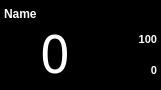
This is gui/monitor/monitor.ui in MariuszSuchenek/MVM_GUI_test2 as Qt 5 draws it before an edit. The edited form follows.
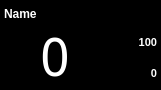
This is the edited form.

Commit message: Dynamic fonts for monitors

Patch:
```diff
--- a/gui/monitor/monitor.ui
+++ b/gui/monitor/monitor.ui
@@ -512,18 +512,36 @@
        <number>3</number>
       </property>
       <property name="topMargin">
-       <number>3</number>
+       <number>0</number>
       </property>
       <property name="rightMargin">
        <number>3</number>
       </property>
       <property name="bottomMargin">
-       <number>3</number>
+       <number>0</number>
       </property>
       <property name="spacing">
        <number>0</number>
       </property>
-      <item row="2" column="2">
+      <item row="3" column="2">
+       <widget class="QLabel" name="label_max">
+        <property name="font">
+         <font>
+          <pointsize>8</pointsize>
+          <weight>75</weight>
+          <bold>true</bold>
+          <stylestrategy>PreferAntialias</stylestrategy>
+         </font>
+        </property>
+        <property name="text">
+         <string>100</string>
+        </property>
+        <property name="alignment">
+         <set>Qt::AlignRight|Qt::AlignTrailing|Qt::AlignVCenter</set>
+        </property>
+       </widget>
+      </item>
+      <item row="4" column="2">
        <widget class="QLabel" name="label_min">
         <property name="font">
          <font>
@@ -541,7 +559,14 @@
         </property>
        </widget>
       </item>
-      <item row="1" column="0" rowspan="2" colspan="2">
+      <item row="5" column="0" colspan="3">
+       <layout class="QGridLayout" name="stats_slots">
+        <property name="spacing">
+         <number>3</number>
+        </property>
+       </layout>
+      </item>
+      <item row="3" column="0" rowspan="2" colspan="2">
        <widget class="QLabel" name="label_value">
         <property name="font">
          <font>
@@ -559,6 +584,12 @@
       </item>
       <item row="0" column="0" colspan="3">
        <widget class="QLabel" name="label_name">
+        <property name="sizePolicy">
+         <sizepolicy hsizetype="Preferred" vsizetype="Preferred">
+          <horstretch>0</horstretch>
+          <verstretch>0</verstretch>
+         </sizepolicy>
+        </property>
         <property name="font">
          <font>
           <weight>75</weight>
@@ -574,31 +605,6 @@
         </property>
        </widget>
       </item>
-      <item row="1" column="2">
-       <widget class="QLabel" name="label_max">
-        <property name="font">
-         <font>
-          <pointsize>8</pointsize>
-          <weight>75</weight>
-          <bold>true</bold>
-          <stylestrategy>PreferAntialias</stylestrategy>
-         </font>
-        </property>
-        <property name="text">
-         <string>100</string>
-        </property>
-        <property name="alignment">
-         <set>Qt::AlignRight|Qt::AlignTrailing|Qt::AlignVCenter</set>
-        </property>
-       </widget>
-      </item>
-      <item row="3" column="0" colspan="3">
-       <layout class="QGridLayout" name="stats_slots">
-        <property name="spacing">
-         <number>3</number>
-        </property>
-       </layout>
-      </item>
      </layout>
     </widget>
    </item>
```
The commit also changes 1 other file.
